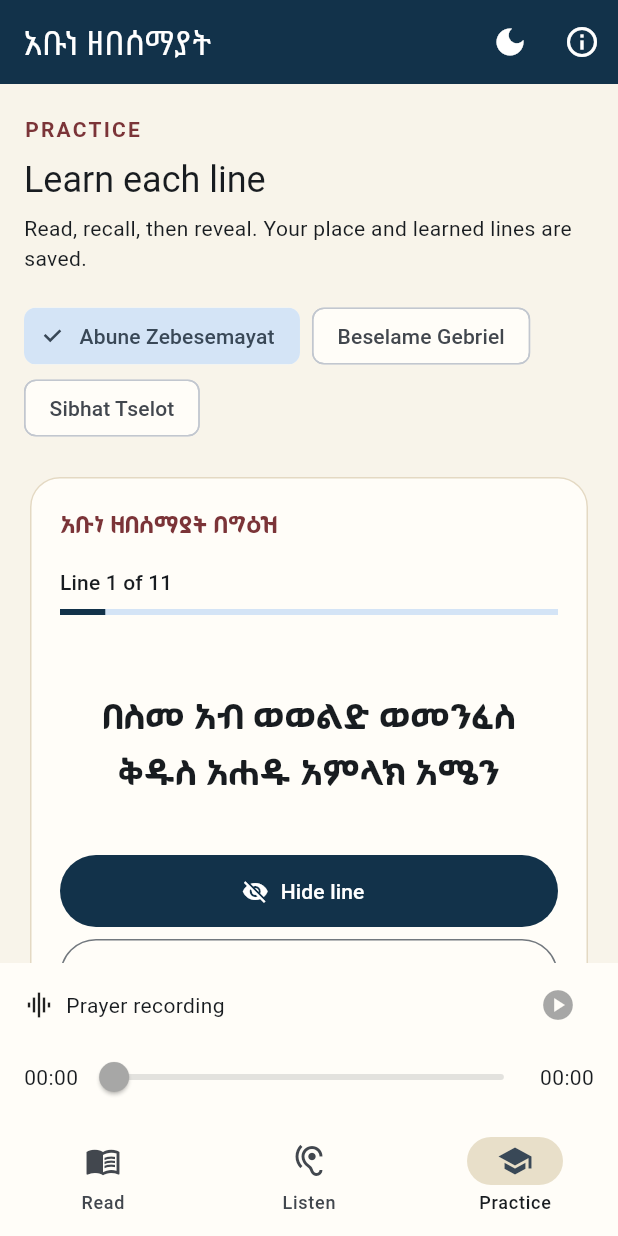
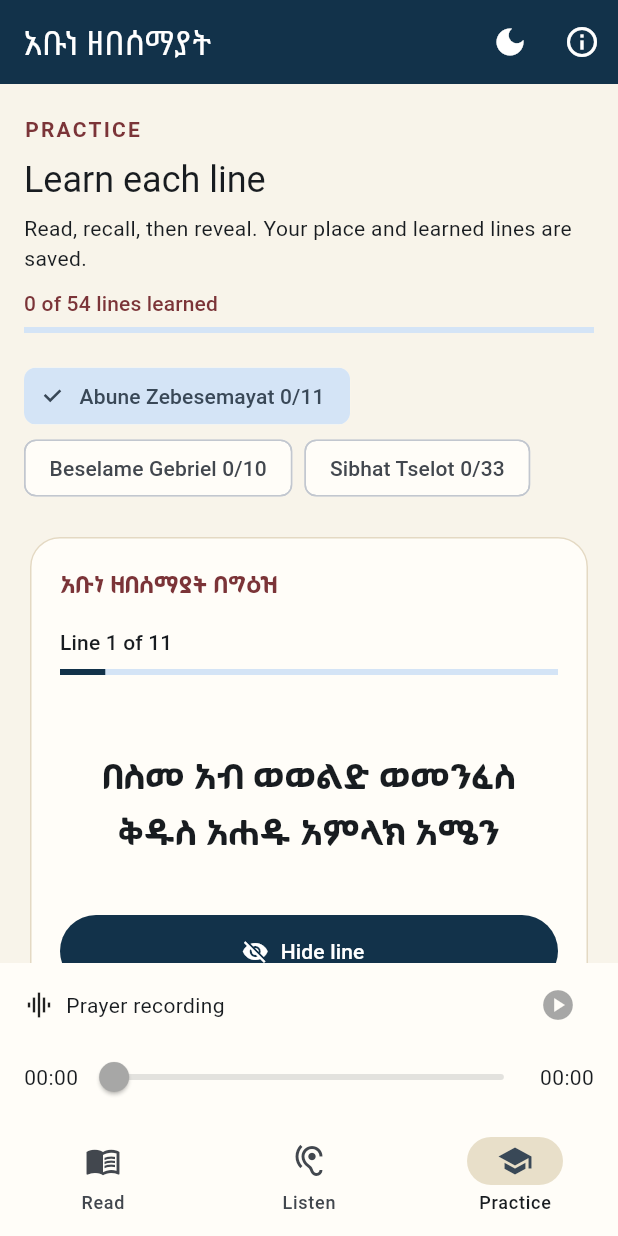
Before and after one commit to SeriousRasCode/Abune, a Flutter app: the screen it shows after launch, item 3 of the bottom bar chosen, on a phone screen of 412 x 824 dp. Run offline on Flutter 3.47's test engine with Material 3 defaults, Android fonts, the phone set to English and light mode, and no system bars; our stand-ins replace just_audio, rxdart, shared_preferences; missing offline and left inert: audio_session.

Commit message:
Show saved progress for every prayer

```diff
--- a/lib/screens/practice_screen.dart
+++ b/lib/screens/practice_screen.dart
@@ -68,6 +68,7 @@ class _PracticeScreenState extends State<PracticeScreen> {
     final learnedCount = List.generate(count, (index) => '$_sectionIndex:$index')
         .where(_learned.contains)
         .length;
+    final totalLines = prayerSections.fold<int>(0, (sum, item) => sum + item.lines.length);
 
     return ListView(
       padding: const EdgeInsets.fromLTRB(16, 20, 16, 28),
@@ -83,13 +84,20 @@ class _PracticeScreenState extends State<PracticeScreen> {
             style: Theme.of(context).textTheme.headlineSmall),
         const SizedBox(height: 6),
         const Text('Read, recall, then reveal. Your place and learned lines are saved.'),
+        const SizedBox(height: 10),
+        Text('${_learned.length} of $totalLines lines learned',
+            style: Theme.of(context).textTheme.labelLarge?.copyWith(color: scheme.secondary)),
+        const SizedBox(height: 6),
+        LinearProgressIndicator(value: (_learned.length / totalLines).clamp(0.0, 1.0).toDouble()),
         const SizedBox(height: 18),
         Wrap(
           spacing: 8,
           children: [
             for (var index = 0; index < prayerSections.length; index++)
               ChoiceChip(
-                label: Text(prayerSections[index].shortTitle),
+                label: Text('${prayerSections[index].shortTitle} '
+                    '${List.generate(prayerSections[index].lines.length, (line) => '$index:$line').where(_learned.contains).length}'
+                    '/${prayerSections[index].lines.length}'),
                 selected: index == _sectionIndex,
                 onSelected: (_) => _chooseSection(index),
               ),
```
